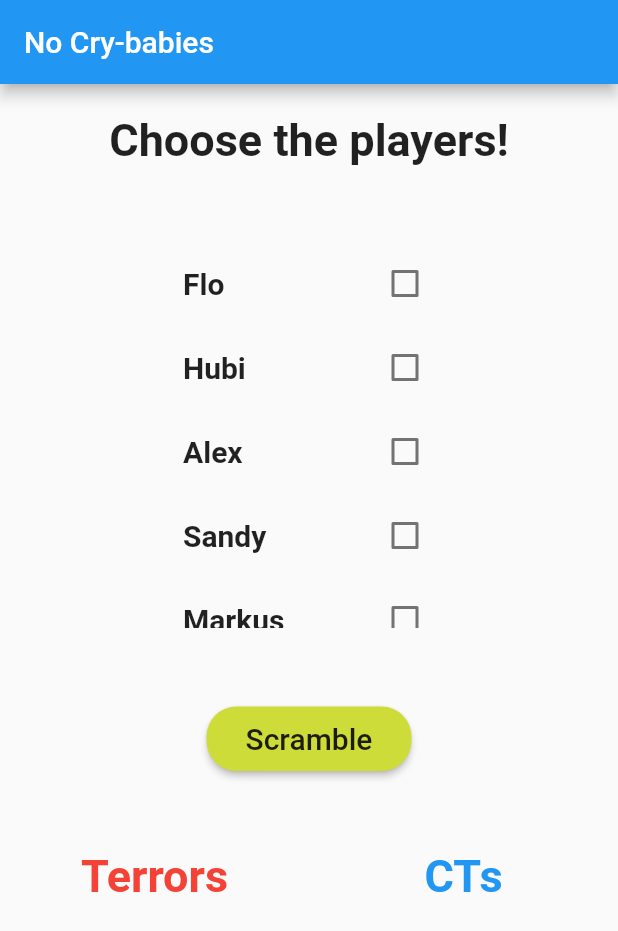
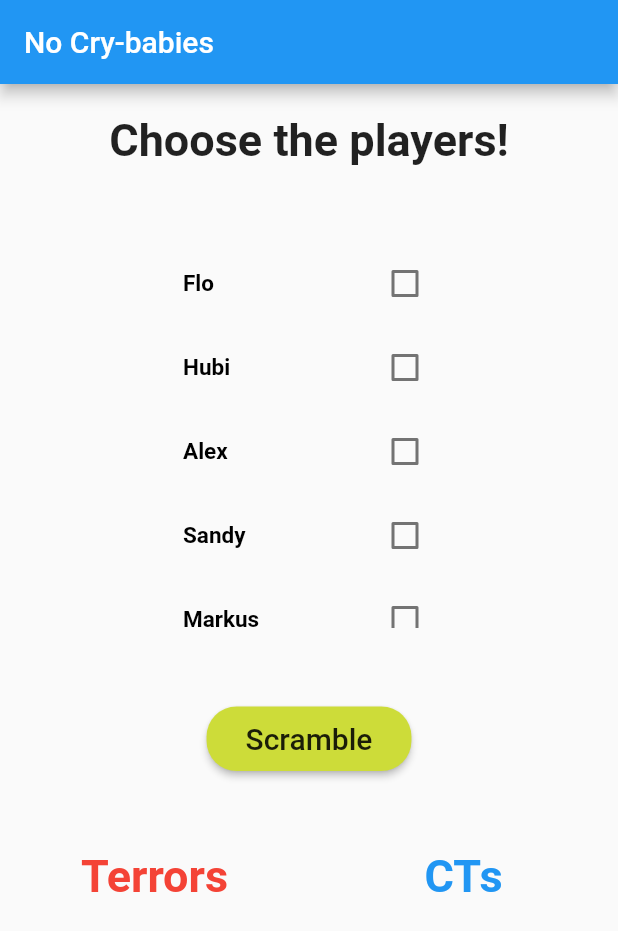
Before and after one commit to diveflo/fair-teams-ai, a Flutter app: the screen it shows after launch, after a tap on "Scramble", on a phone screen of 412 x 824 dp. Shown: the top 931 px of the screen. Run offline on Flutter 3.47's test engine with Material 2 defaults, Android fonts, the phone set to English and light mode, and no system bars.

Commit message:
Add steam ids and move text style to main theme

```diff
--- a/frontend/lib/main.dart
+++ b/frontend/lib/main.dart
@@ -22,6 +22,11 @@ class MyApp extends StatelessWidget {
         // Notice that the counter didn't reset back to zero; the application
         // is not restarted.
         primarySwatch: Colors.blue,
+        primaryTextTheme: TextTheme(
+          headline1: TextStyle(fontWeight: FontWeight.bold, fontSize: 20),
+          bodyText1: TextStyle(
+              fontWeight: FontWeight.bold, fontSize: 15, color: Colors.black),
+        ),
       ),
       home: MyHomePage(title: 'No Cry-babies'),
     );
--- a/frontend/lib/playerSelection.dart
+++ b/frontend/lib/playerSelection.dart
@@ -17,17 +17,17 @@ class _PlayerSelectionState extends State<PlayerSelection> {
     players = List<Player>();
     team1 = List<Player>();
     team2 = List<Player>();
-    players.add(Player(name: "Flo"));
-    players.add(Player(name: "Hubi"));
-    players.add(Player(name: "Alex"));
+    players.add(Player(name: "Flo", steamID: "76561197973591119"));
+    players.add(Player(name: "Hubi", steamID: "76561198258023370"));
+    players.add(Player(name: "Alex", steamID: "76561198011775117"));
     players.add(Player(name: "Sandy", steamID: "76561198011654217"));
-    players.add(Player(name: "Markus"));
-    players.add(Player(name: "Andi"));
-    players.add(Player(name: "Martin"));
-    players.add(Player(name: "Ferdy"));
-    players.add(Player(name: "Niggo"));
-    players.add(Player(name: "Stefan"));
-    players.add(Player(name: "Uwe"));
+    players.add(Player(name: "Markus", steamID: "76561197984050254"));
+    players.add(Player(name: "Andi", steamID: "76561199045573415"));
+    players.add(Player(name: "Martin", steamID: "76561197978519504"));
+    players.add(Player(name: "Ferdy", steamID: "76561198031200891"));
+    // players.add(Player(name: "Niggo"));
+    players.add(Player(name: "Stefan", steamID: "76561198058595736"));
+    players.add(Player(name: "Uwe", steamID: "76561198053826525"));
 
     super.initState();
   }
@@ -56,8 +56,7 @@ class _PlayerSelectionState extends State<PlayerSelection> {
               itemBuilder: (BuildContext context, int index) {
                 return new CheckboxListTile(
                   title: Text(players[index].name,
-                      style:
-                          TextStyle(fontSize: 20, fontWeight: FontWeight.bold)),
+                      style: Theme.of(context).primaryTextTheme.bodyText1),
                   value: players[index].isSelected,
                   onChanged: (bool value) {
                     setState(() {
@@ -166,8 +165,7 @@ class Team extends StatelessWidget {
                     alignment: Alignment.center,
                     child: Text(
                       team[index].name,
-                      style:
-                          TextStyle(fontSize: 20, fontWeight: FontWeight.bold),
+                      style: Theme.of(context).textTheme.bodyText1,
                     ),
                   ),
                 );
```
